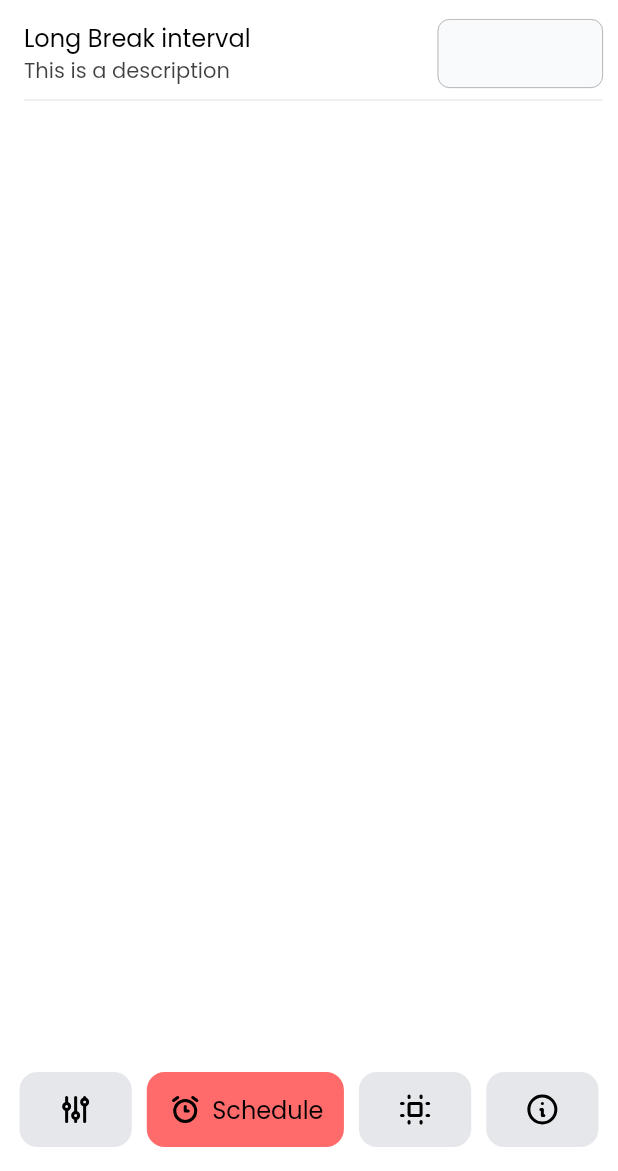
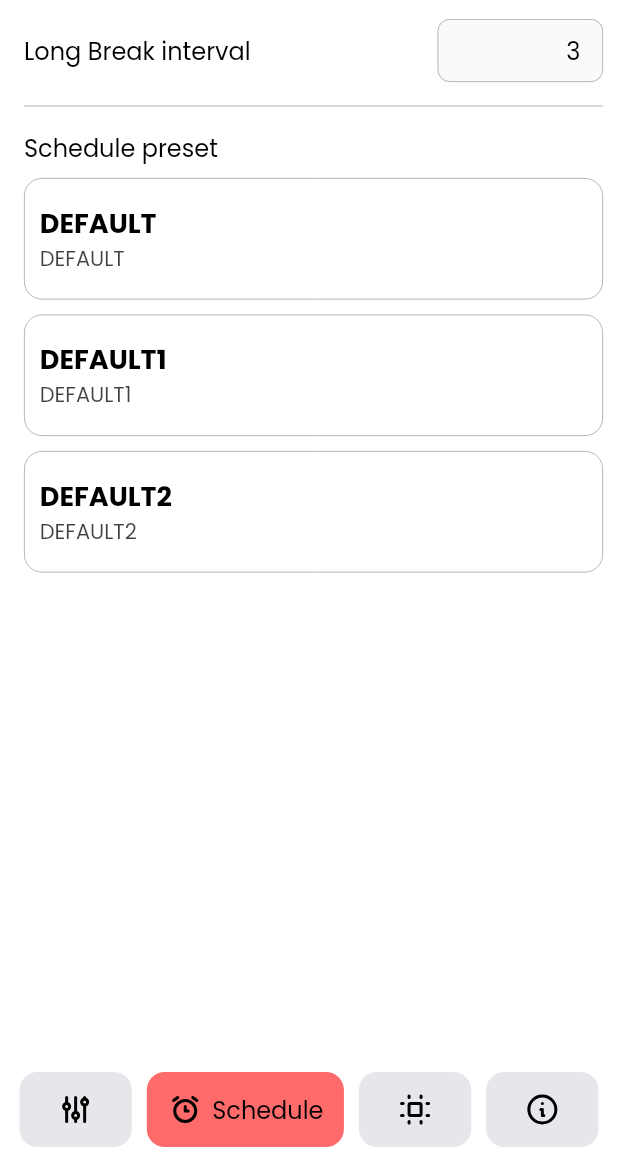
Before and after one commit to grollcake/pomodoro_timer_clone, a Flutter app: the SettingsScreen screen opened directly, item 2 of the bottom bar chosen, on a phone screen of 412 x 824 dp, the part 65-1236 px from its top. Run offline on Flutter 3.47's test engine with Material 2 defaults, Android fonts, the phone set to English and light mode, and no system bars; our stand-ins replace animate_do, flutter_svg, google_fonts, lottie; missing offline and left inert: pausable_timer.

Commit message:
settings 화면 개발 중

```diff
--- a/lib/constants/style.dart
+++ b/lib/constants/style.dart
@@ -10,6 +10,8 @@ final statTextStyle = GoogleFonts.poppins(fontSize: 16, fontWeight: FontWeight.w
 final menuTextStyle = GoogleFonts.poppins(fontSize: 16, fontWeight: FontWeight.w400, color: Colors.black);
 final descTextStyle =
     GoogleFonts.poppins(fontSize: 14, fontWeight: FontWeight.w400, color: Colors.black.withOpacity(.75));
+final settingsText1 = GoogleFonts.poppins(fontSize: 18, fontWeight: FontWeight.w700, color: Colors.black);
+
 final menuInactiveColor = Color(0xFFE5E7EB);
 final primaryColor = Color(0xFFFF6B6B);
 final settingsBg1 = Color(0xFFF9FAFB);
@@ -17,7 +19,7 @@ final settingsBg1 = Color(0xFFF9FAFB);
 final themeData = ThemeData(
   inputDecorationTheme: InputDecorationTheme(
     isDense: true,
-    contentPadding: EdgeInsets.symmetric(vertical: 12.0, horizontal: 12),
+    contentPadding: EdgeInsets.symmetric(vertical: 10.0, horizontal: 12),
     fillColor: settingsBg1,
     filled: true,
     border: OutlineInputBorder(
--- a/lib/screens/settings_screen/components/inputbox_item.dart
+++ b/lib/screens/settings_screen/components/inputbox_item.dart
@@ -2,16 +2,29 @@ import 'package:flutter/material.dart';
 import 'package:pomodoro_timer_clone/constants/style.dart';
 
 class InputBoxItem extends StatefulWidget {
-  const InputBoxItem({Key? key}) : super(key: key);
+  const InputBoxItem({Key? key, required this.title, this.desc, required this.defalutValue}) : super(key: key);
+  final String title;
+  final String? desc;
+  final String? defalutValue;
 
   @override
   State<InputBoxItem> createState() => _InputBoxItemState();
 }
 
 class _InputBoxItemState extends State<InputBoxItem> {
+  final TextEditingController _controller = TextEditingController();
+
+  @override
+  void initState() {
+    super.initState();
+    _controller.text = widget.defalutValue ?? '';
+  }
+
   @override
   Widget build(BuildContext context) {
-    return Row(
+    return Padding(
+      padding: const EdgeInsets.only(bottom: 8.0),
+      child: Row(
         mainAxisAlignment: MainAxisAlignment.spaceBetween,
         children: [
           Flexible(
@@ -19,20 +32,22 @@ class _InputBoxItemState extends State<InputBoxItem> {
             child: Column(
               crossAxisAlignment: CrossAxisAlignment.start,
               children: [
-              Text('Long Break interval', style: menuTextStyle),
-              Text('This is a description', style: descTextStyle),
+                Text(widget.title, style: menuTextStyle),
+                if (widget.desc != null) Text(widget.desc!, style: descTextStyle),
               ],
             ),
           ),
           Flexible(
             flex: 2,
             child: TextField(
+              controller: _controller,
               textAlign: TextAlign.right,
               keyboardType: TextInputType.number,
               style: menuTextStyle,
             ),
           ),
         ],
+      ),
     );
   }
 }
--- /dev/null
+++ b/lib/screens/settings_screen/components/select_box_item.dart
@@ -0,0 +1,33 @@
+import 'package:flutter/material.dart';
+import 'package:pomodoro_timer_clone/constants/style.dart';
+
+class SelectBoxItem extends StatelessWidget {
+  const SelectBoxItem({Key? key, required this.title, required this.desc, required this.selected}) : super(key: key);
+
+  final String title;
+  final String desc;
+  final bool selected;
+
+  @override
+  Widget build(BuildContext context) {
+    return Padding(
+      padding: const EdgeInsets.only(bottom: 10),
+      child: Container(
+        padding: EdgeInsets.symmetric(horizontal: 10, vertical: 16),
+        width: double.infinity,
+        decoration: BoxDecoration(
+          borderRadius: BorderRadius.circular(12.0),
+          color: selected ? primaryColor : Colors.white,
+          border: selected ? null : Border.all(color: Colors.grey, width: 0.5),
+        ),
+        child: Column(
+          crossAxisAlignment: CrossAxisAlignment.start,
+          children: [
+            Text(title, style: settingsText1),
+            Text(desc, style: descTextStyle),
+          ],
+        ),
+      ),
+    );
+  }
+}
--- /dev/null
+++ b/lib/screens/settings_screen/components/select_card_item.dart
@@ -0,0 +1,58 @@
+import 'package:flutter/material.dart';
+import 'package:pomodoro_timer_clone/constants/style.dart';
+
+class SelectCardItem extends StatefulWidget {
+  const SelectCardItem({Key? key, this.intialIndex, required this.onChanged, required this.cards}) : super(key: key);
+  final int? intialIndex;
+  final Function(int) onChanged;
+  final List<List<String>> cards;
+
+  @override
+  State<SelectCardItem> createState() => _SelectCardItemState();
+}
+
+class _SelectCardItemState extends State<SelectCardItem> {
+  int? _selectedIndex;
+
+  void _changeSelect(int index) {
+    setState(() => _selectedIndex = index);
+    widget.onChanged(index);
+  }
+
+  @override
+  void initState() {
+    super.initState();
+    _selectedIndex = widget.intialIndex;
+  }
+
+  @override
+  Widget build(BuildContext context) {
+    return Column(
+      children: List.generate(
+        widget.cards.length,
+        (index) => GestureDetector(
+          onTap: () => _changeSelect(index),
+          child: Padding(
+            padding: const EdgeInsets.only(bottom: 10),
+            child: Container(
+              padding: EdgeInsets.symmetric(horizontal: 10, vertical: 16),
+              width: double.infinity,
+              decoration: BoxDecoration(
+                borderRadius: BorderRadius.circular(12.0),
+                color: index == (_selectedIndex ?? -1) ? primaryColor : Colors.white,
+                border: index == (_selectedIndex ?? -1) ? null : Border.all(color: Colors.grey, width: 0.5),
+              ),
+              child: Column(
+                crossAxisAlignment: CrossAxisAlignment.start,
+                children: [
+                  Text(widget.cards[index][0], style: settingsText1),
+                  Text(widget.cards[index][0], style: descTextStyle),
+                ],
+              ),
+            ),
+          ),
+        ),
+      ).toList(),
+    );
+  }
+}
--- a/lib/screens/settings_screen/settings_schedule_page.dart
+++ b/lib/screens/settings_screen/settings_schedule_page.dart
@@ -1,5 +1,7 @@
 import 'package:flutter/material.dart';
+import 'package:pomodoro_timer_clone/constants/style.dart';
 import 'package:pomodoro_timer_clone/screens/settings_screen/components/inputbox_item.dart';
+import 'package:pomodoro_timer_clone/screens/settings_screen/components/select_card_item.dart';
 
 class SettingsSchedulePage extends StatefulWidget {
   const SettingsSchedulePage({Key? key}) : super(key: key);
@@ -12,9 +14,22 @@ class _SettingsSchedulePageState extends State<SettingsSchedulePage> {
   @override
   Widget build(BuildContext context) {
     return Column(
+      crossAxisAlignment: CrossAxisAlignment.start,
       children: [
-        InputBoxItem(),
-        Divider(),
+        InputBoxItem(title: 'Long Break interval', defalutValue: '3'),
+        Padding(
+          padding: const EdgeInsets.only(bottom: 8.0),
+          child: Divider(color: Colors.grey, thickness: 0.5),
+        ),
+        Padding(
+          padding: const EdgeInsets.only(bottom: 8.0),
+          child: Text('Schedule preset', style: menuTextStyle),
+        ),
+        SelectCardItem(onChanged: (int index) {}, cards: [
+          ['DEFAULT', 'The default Pomodoro values.'],
+          ['DEFAULT1', 'The default Pomodoro values.1'],
+          ['DEFAULT2', 'The default Pomodoro values.1'],
+        ]),
       ],
     );
   }
```
Lines whose indentation alone changed are shown as unchanged.
